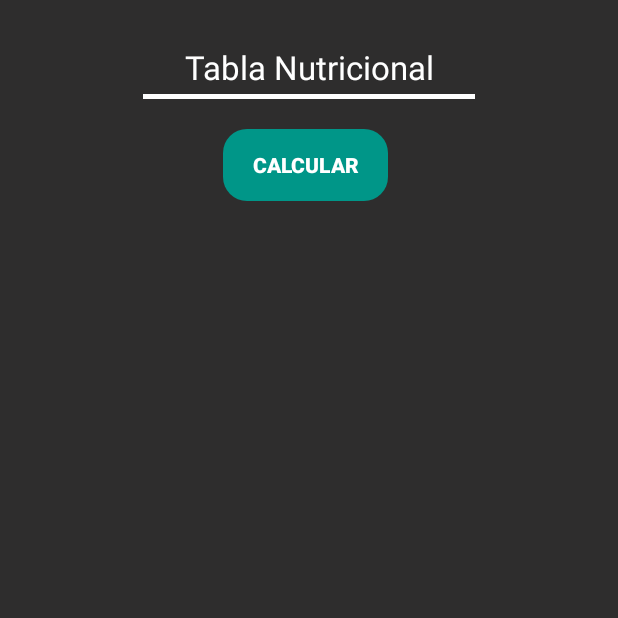
After one commit to Priset/AppGym, an Android app: the NutritionalTableActivity screen opened directly, with no data from a screen before it, on a phone screen of 412 x 824 dp, the top half of it. The commit adds this screen. Run offline under Robolectric (Android 15) with nearby library versions, the light colour scheme and no system bars.

Commit message:
Commit 12/12/22 at 11.30pm create activity gym notes and nutritional table

```diff
--- a/app/src/main/java/com/grupoe/runconcola/activity/Login.kt
+++ b/app/src/main/java/com/grupoe/runconcola/activity/Login.kt
@@ -6,7 +6,6 @@ import android.os.Bundle
 import androidx.appcompat.app.AlertDialog
 import com.google.firebase.auth.FirebaseAuth
 import com.grupoe.runconcola.databinding.ActivityLoginBinding
-import com.grupoe.runconcola.databinding.ActivityMainBinding
 import kotlinx.android.synthetic.main.activity_login.*
 
 class Login : AppCompatActivity() {
--- /dev/null
+++ b/app/src/main/java/com/grupoe/runconcola/activity/NutritionalTableActivity.kt
@@ -0,0 +1,17 @@
+package com.grupoe.runconcola.activity
+
+import androidx.appcompat.app.AppCompatActivity
+import android.os.Bundle
+import com.grupoe.runconcola.databinding.ActivityNutritionalTableBinding
+
+class NutritionalTableActivity : AppCompatActivity() {
+
+    private lateinit var binding: ActivityNutritionalTableBinding
+
+    override fun onCreate(savedInstanceState: Bundle?) {
+        super.onCreate(savedInstanceState)
+        binding = ActivityNutritionalTableBinding.inflate(layoutInflater)
+        val view = binding.root
+        setContentView(view)
+    }
+}
--- a/app/src/main/java/com/grupoe/runconcola/activity/RegisterActivity.kt
+++ b/app/src/main/java/com/grupoe/runconcola/activity/RegisterActivity.kt
@@ -7,7 +7,6 @@ import android.widget.Toast
 import androidx.appcompat.app.AlertDialog
 import androidx.core.view.isEmpty
 import com.google.firebase.auth.FirebaseAuth
-import com.grupoe.runconcola.databinding.ActivityMainBinding
 import com.grupoe.runconcola.databinding.ActivityRegisterBinding
 import kotlinx.android.synthetic.main.activity_register.*
 
--- /dev/null
+++ b/app/src/main/res/layout/activity_nutritional_table.xml
@@ -0,0 +1,65 @@
+<?xml version="1.0" encoding="utf-8"?>
+<androidx.constraintlayout.widget.ConstraintLayout xmlns:android="http://schemas.android.com/apk/res/android"
+    xmlns:app="http://schemas.android.com/apk/res-auto"
+    xmlns:tools="http://schemas.android.com/tools"
+    android:layout_width="match_parent"
+    android:layout_height="match_parent"
+    android:orientation="vertical"
+    android:gravity="center"
+    android:background="@color/background_one"
+    tools:context=".activity.NutritionalTableActivity">
+
+    <ScrollView
+        android:layout_width="match_parent"
+        android:layout_height="wrap_content"
+        app:layout_constraintTop_toTopOf="parent">
+
+        <androidx.constraintlayout.widget.ConstraintLayout
+            android:layout_width="match_parent"
+            android:layout_height="wrap_content">
+
+            <TextView
+                android:id="@+id/text_nutritional_table"
+                android:layout_width="match_parent"
+                android:layout_height="wrap_content"
+                android:gravity="center_horizontal"
+                app:layout_constraintTop_toTopOf="parent"
+                app:layout_constraintStart_toStartOf="parent"
+                app:layout_constraintEnd_toEndOf="parent"
+                android:textColor="@color/white"
+                android:layout_marginTop="@dimen/X30X"
+                android:textSize="@dimen/S22S"
+                android:text="@string/title_nutritional_table"/>
+
+            <View
+                android:id="@+id/view_line_title2"
+                android:layout_width="match_parent"
+                android:layout_height="@dimen/X3X"
+                app:layout_constraintTop_toBottomOf="@id/text_nutritional_table"
+                android:background="@color/white"
+                android:layout_marginTop="@dimen/X3X"
+                android:layout_marginStart="@dimen/X95X"
+                android:layout_marginEnd="@dimen/X95X" />
+
+            <androidx.appcompat.widget.AppCompatButton
+                android:id="@+id/button_calculate"
+                android:layout_width="@dimen/X110X"
+                android:layout_height="wrap_content"
+                app:layout_constraintTop_toBottomOf="@+id/view_line_title2"
+                app:layout_constraintStart_toStartOf="parent"
+                app:layout_constraintEnd_toEndOf="parent"
+                android:layout_marginTop="@dimen/X20X"
+                android:layout_marginEnd="@dimen/X5X"
+                android:layout_marginBottom="@dimen/X10X"
+                android:text="@string/button_calculate"
+                android:textStyle="bold"
+                android:layout_gravity="center"
+                android:backgroundTint="@color/button_three"
+                android:background="@drawable/button_style"
+                android:textColor="@color/white" />
+
+        </androidx.constraintlayout.widget.ConstraintLayout>
+
+    </ScrollView>
+
+</androidx.constraintlayout.widget.ConstraintLayout>
--- a/app/src/main/res/values/strings.xml
+++ b/app/src/main/res/values/strings.xml
@@ -27,6 +27,9 @@
     <string name="password_login">Contraseña</string>
     <string name="button_login">Iniciar sesión</string>
 
+    <string name="title_nutritional_table">Tabla Nutricional</string>
+    <string name="button_calculate">Calcular</string>
+
     <string name="option_select">Pierna</string>
 
     <string name="exercise_arms">Brazos</string>
```
Also changed, not shown: app/src/main/AndroidManifest.xml (+14 -0 lines), app/src/main/java/com/grupoe/runconcola/activity/GymNotesActivity.kt (added, +17 -0 lines), app/src/main/res/layout/activity_gym_notes.xml (added, +9 -0 lines), app/src/main/res/layout/activity_login.xml (+48 -3 lines), app/src/main/res/layout/activity_register.xml (+4 -3 lines).
